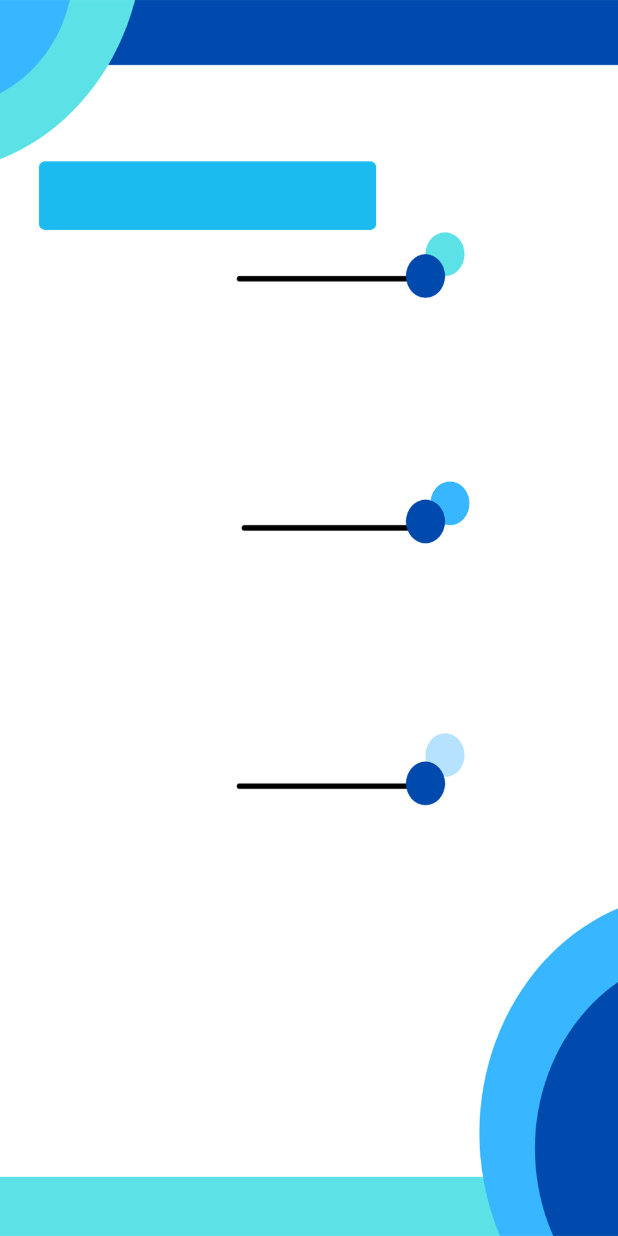
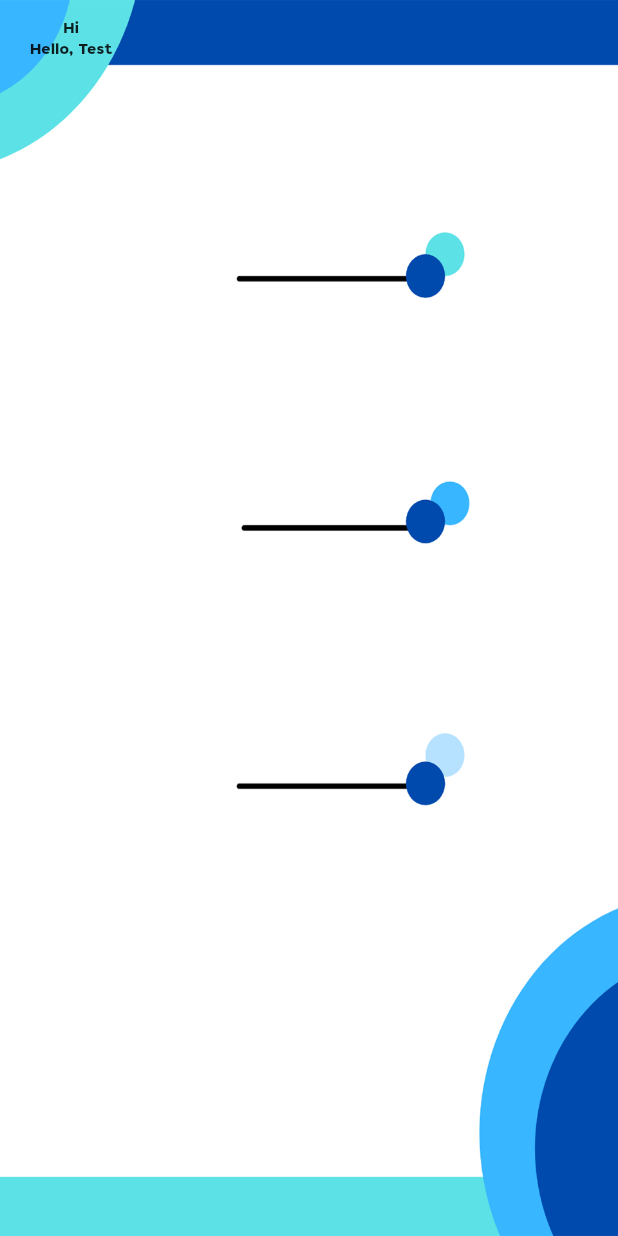
Before and after one commit to bunnybunbun37204/menukunmae-flutter, a Flutter app: the MainMenu screen opened directly, on a phone screen of 412 x 824 dp. Run offline on Flutter 3.47's test engine with Material 2 defaults, Android fonts, the phone set to English and light mode, and no system bars.

Commit message:
rewrite widget

```diff
--- a/lib/screens/main_menu.dart
+++ b/lib/screens/main_menu.dart
@@ -14,16 +14,20 @@ class _MainMenuState extends State<MainMenu> {
     return AppWidget.backgroundWidget(imagePath: "assets/images/bg_2.png");
   }
 
-  Widget showBtnTest() {
+  Widget showBtnTest1() {
+    return AppWidget.imageButton(
+        imagePath: "assets/images/btn_test.png", onClick: _testBtn, scale: 2.5);
+  }
+
+  Widget showBtnTest2() {
     return AppWidget.imageButton(
         imagePath: "assets/images/btn_test.png", onClick: _testBtn, scale: 2.5);
   }
 
   Widget showBtnComponent() {
     return Container(
-      margin: EdgeInsets.symmetric(horizontal: 20.0),
-      child: showBtnTest()
-    );
+        margin: EdgeInsets.symmetric(horizontal: 20.0, vertical: 10.0),
+        child: Column(children: <Widget>[Text("Hi"), Text("Hello, Test")]));
   }
 
   void _testBtn() {
```
Also changed, not shown: lib/screens/user_storage.dart (added, +15 -0 lines).
